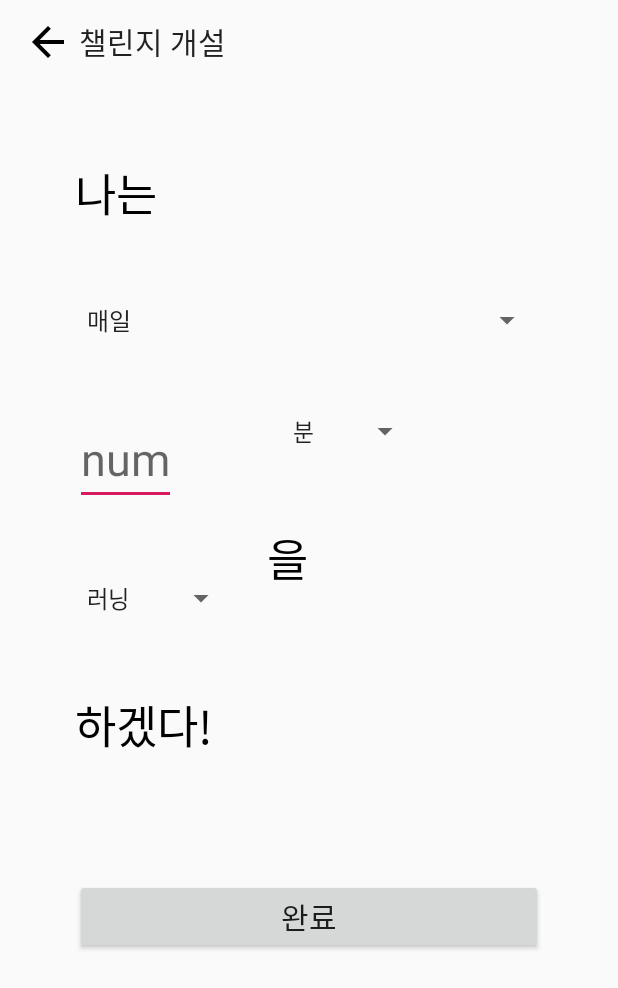
After one commit to prography/5th-pizza-android, an Android app: the AddChallengeActivity screen opened directly, with no data from a screen before it, on a phone screen of 412 x 824 dp. The commit adds this screen. Shown: the top 988 px of the screen. Run offline under Robolectric (Android 15) with nearby library versions, the phone set to English and light mode, and no system bars.

```diff
--- /dev/null
+++ b/app/src/main/java/com/prography/progrpahy_pizza/src/addChallenge/AddChallengeActivity.java
@@ -0,0 +1,52 @@
+package com.prography.progrpahy_pizza.src.addChallenge;
+
+import android.os.Bundle;
+import android.view.View;
+import android.widget.ArrayAdapter;
+import android.widget.Button;
+import android.widget.Spinner;
+
+import com.prography.progrpahy_pizza.R;
+import com.prography.progrpahy_pizza.src.BaseActivity;
+import com.prography.progrpahy_pizza.src.main.MainActivity;
+
+import androidx.annotation.Nullable;
+
+public class AddChallengeActivity extends BaseActivity {
+    private Spinner spnRoutineType, spnObjectUnit, spnExerciseType;
+    private ArrayAdapter arrRoutineType, arrObjectUnit, arrExerciseType;
+    private Button btn_addChallenge;
+
+    protected void onCreate(@Nullable Bundle savedInstanceState) {
+        super.onCreate(savedInstanceState);
+        setContentView(R.layout.activity_addchallenge);
+
+        spnRoutineType=findViewById(R.id.spinner_routineType);
+        spnObjectUnit=findViewById(R.id.spinner_objectUnit);
+        spnExerciseType=findViewById(R.id.spinner_exerciseType);
+        btn_addChallenge=findViewById(R.id.btn_challengeAssign);
+
+//        arrRoutineType=new ArrayAdapter<>(getApplicationContext(), R.layout.);
+
+        /*spnRoutineType.setOnItemSelectedListener(new AdapterView.OnItemSelectedListener() {
+            @Override
+            public void onItemSelected(AdapterView<?> parent, View view, int position, long id) {
+
+            }
+
+            @Override
+            public void onNothingSelected(AdapterView<?> parent) {
+
+            }
+        });*/
+
+        btn_addChallenge.setOnClickListener(new View.OnClickListener() {
+            @Override
+            public void onClick(View v) {
+                startNextActivity(MainActivity.class);
+                finish();
+            }
+        });
+
+    }
+}
--- a/app/src/main/java/com/prography/progrpahy_pizza/src/main/MainActivity.java
+++ b/app/src/main/java/com/prography/progrpahy_pizza/src/main/MainActivity.java
@@ -3,9 +3,12 @@ package com.prography.progrpahy_pizza.src.main;
 import android.os.Bundle;
 import android.view.Menu;
 import android.view.MenuItem;
+import android.view.View;
 
+import com.google.android.material.floatingactionbutton.FloatingActionButton;
 import com.prography.progrpahy_pizza.R;
 import com.prography.progrpahy_pizza.src.BaseActivity;
+import com.prography.progrpahy_pizza.src.addChallenge.AddChallengeActivity;
 import com.prography.progrpahy_pizza.src.main.interfaces.MainActivityView;
 import com.prography.progrpahy_pizza.src.main.models.RecyclerViewAdapter;
 
@@ -15,14 +18,19 @@ import androidx.annotation.NonNull;
 import androidx.recyclerview.widget.LinearLayoutManager;
 import androidx.recyclerview.widget.RecyclerView;
 
-public class MainActivity extends BaseActivity implements MainActivityView {
+public class MainActivity extends BaseActivity implements MainActivityView, View.OnClickListener {
 
+    private FloatingActionButton floatingActionButton;
+    private RecyclerView recyclerView;
     @Override
     protected void onCreate(Bundle savedInstanceState) {
         super.onCreate(savedInstanceState);
         setContentView(R.layout.activity_main);
 
-        RecyclerView recyclerView=findViewById(R.id.recyclerView);
+        floatingActionButton=findViewById(R.id.btn_main_addChallenge);
+        recyclerView=findViewById(R.id.recyclerView);
+
+        floatingActionButton.setOnClickListener(this);
 
         recyclerView.setLayoutManager(new LinearLayoutManager(this));
         ArrayList<String> arr=new ArrayList<>();
@@ -58,4 +66,10 @@ public class MainActivity extends BaseActivity implements MainActivityView {
     public void validateFailure(String message) {
         hideProgressDialog();
     }
+
+    @Override
+    public void onClick(View v) {
+        startNextActivity(AddChallengeActivity.class);
+        finish();
+    }
 }
--- a/app/src/main/java/com/prography/progrpahy_pizza/src/main/models/RecyclerViewAdapter.java
+++ b/app/src/main/java/com/prography/progrpahy_pizza/src/main/models/RecyclerViewAdapter.java
@@ -1,17 +1,20 @@
 package com.prography.progrpahy_pizza.src.main.models;
 
 import android.content.Context;
+import android.content.Intent;
 import android.view.LayoutInflater;
 import android.view.View;
 import android.view.ViewGroup;
 import android.widget.TextView;
 
 import com.prography.progrpahy_pizza.R;
+import com.prography.progrpahy_pizza.src.record.RecordActivity;
 
 import java.util.ArrayList;
 
 import androidx.annotation.NonNull;
 import androidx.recyclerview.widget.RecyclerView;
+
 
 public class RecyclerViewAdapter extends RecyclerView.Adapter<RecyclerViewAdapter.ViewHolder> {
     private ArrayList<String> mData = null ;
@@ -41,7 +44,7 @@ public class RecyclerViewAdapter extends RecyclerView.Adapter<RecyclerViewAdapte
     }
 
     // 아이템 뷰를 저장하는 뷰홀더 클래스.
-    public class ViewHolder extends RecyclerView.ViewHolder {
+    public class ViewHolder extends RecyclerView.ViewHolder implements View.OnClickListener{
         TextView textView1 ;
 
         ViewHolder(View itemView) {
@@ -49,13 +52,16 @@ public class RecyclerViewAdapter extends RecyclerView.Adapter<RecyclerViewAdapte
 
             // 뷰 객체에 대한 참조. (hold strong reference)
             textView1 = itemView.findViewById(R.id.text1) ;
+
+            itemView.setOnClickListener(this);
         }
-    }
 
-    public void onClick(View view) {
-        ViewHolder holder = (ViewHolder) view.getTag();
-        if (view.getId() == holder.textView1.getId()) {
-            //Toast.makeText(sContext, holder.mNameTextView.getText(), Toast.LENGTH_SHORT).show();
+        @Override
+        public void onClick(View v) {
+            if(v==itemView){
+                Intent intent=new Intent(v.getContext(), RecordActivity.class);
+                v.getContext().startActivity(intent);
+            }
         }
     }
 }
--- a/app/src/main/java/com/prography/progrpahy_pizza/src/splash/SplashActivity.java
+++ b/app/src/main/java/com/prography/progrpahy_pizza/src/splash/SplashActivity.java
@@ -3,14 +3,14 @@ package com.prography.progrpahy_pizza.src.splash;
 import android.os.Bundle;
 
 import com.prography.progrpahy_pizza.src.BaseActivity;
-import com.prography.progrpahy_pizza.src.record.RecordActivity;
+import com.prography.progrpahy_pizza.src.main.MainActivity;
 
 public class SplashActivity extends BaseActivity {
 
     @Override
     protected void onCreate(Bundle savedInstanceState) {
         super.onCreate(savedInstanceState);
-        startNextActivity(RecordActivity.class);
+        startNextActivity(MainActivity.class);
         finish();
 
 
--- a/app/src/main/res/drawable/ic_add_circle.xml
+++ b/app/src/main/res/drawable/ic_add_circle.xml
@@ -5,5 +5,5 @@
         android:viewportHeight="24.0">
     <path
         android:fillColor="#FF000000"
-        android:pathData="M13,7h-2v4L7,11v2h4v4h2v-4h4v-2h-4L13,7zM12,2C6.48,2 2,6.48 2,12s4.48,10 10,10 10,-4.48 10,-10S17.52,2 12,2zM12,20c-4.41,0 -8,-3.59 -8,-8s3.59,-8 8,-8 8,3.59 8,8 -3.59,8 -8,8z"/>
+        android:pathData="M19,13h-6v6h-2v-6H5v-2h6V5h2v6h6v2z"/>
 </vector>
--- /dev/null
+++ b/app/src/main/res/layout/activity_addchallenge.xml
@@ -0,0 +1,109 @@
+<?xml version="1.0" encoding="utf-8"?>
+<androidx.constraintlayout.widget.ConstraintLayout xmlns:android="http://schemas.android.com/apk/res/android"
+    xmlns:tools="http://schemas.android.com/tools"
+    xmlns:app="http://schemas.android.com/apk/res-auto"
+    android:layout_width="match_parent"
+    android:layout_height="match_parent"
+    android:orientation="vertical"
+    tools:context=".src.addChallenge.AddChallengeActivity">
+
+    <androidx.appcompat.widget.Toolbar
+        android:layout_width="match_parent"
+        android:layout_height="?attr/actionBarSize"
+        android:id="@+id/toolbar_addChallenge"
+        app:logo="@drawable/ic_arrow_back"
+        app:layout_constraintStart_toStartOf="parent"
+        app:layout_constraintTop_toTopOf="parent"
+        app:title=" 챌린지 개설"/>
+
+    <TextView
+        android:id="@+id/textView"
+        android:layout_width="wrap_content"
+        android:layout_height="wrap_content"
+        android:layout_marginStart="50dp"
+        android:layout_marginTop="50dp"
+        android:text="나는"
+        android:textColor="#FF000000"
+        android:textSize="30dp"
+        app:layout_constraintStart_toStartOf="parent"
+        app:layout_constraintTop_toBottomOf="@+id/toolbar_addChallenge" />
+
+    <Spinner
+        android:id="@+id/spinner_routineType"
+        android:layout_width="match_parent"
+        android:layout_height="wrap_content"
+        app:layout_constraintStart_toStartOf="parent"
+        app:layout_constraintTop_toBottomOf="@+id/textView"
+        android:layout_marginTop="50dp"
+        android:layout_marginStart="50dp"
+        android:layout_marginEnd="50dp"
+        android:entries="@array/array_rountineType" />
+
+    <EditText
+        android:id="@+id/time"
+        android:layout_width="wrap_content"
+        android:layout_height="wrap_content"
+        app:layout_constraintStart_toStartOf="parent"
+        app:layout_constraintTop_toBottomOf="@id/spinner_routineType"
+        android:hint="num"
+        android:textSize="30dp"
+        android:textColor="#FF000000"
+        android:layout_marginStart="50dp"
+        android:layout_marginTop="50dp"/>
+
+    <Spinner
+    android:id="@+id/spinner_objectUnit"
+    android:layout_width="wrap_content"
+    android:layout_height="wrap_content"
+    android:layout_marginTop="50dp"
+    android:layout_marginLeft="70dp"
+    app:layout_constraintStart_toEndOf="@+id/time"
+    app:layout_constraintTop_toBottomOf="@+id/spinner_routineType"
+    android:entries="@array/array_objectUnit"/>
+
+    <Spinner
+        android:id="@+id/spinner_exerciseType"
+        android:layout_width="wrap_content"
+        android:layout_height="wrap_content"
+        android:layout_marginTop="50dp"
+        android:layout_marginStart="50dp"
+        app:layout_constraintStart_toStartOf="parent"
+        app:layout_constraintTop_toBottomOf="@+id/time"
+        android:entries="@array/array_exerciseType"/>
+
+    <TextView
+        android:layout_width="wrap_content"
+        android:layout_height="wrap_content"
+        android:text="을"
+        android:textColor="#FF000000"
+        android:textSize="30dp"
+        android:layout_marginLeft="20dp"
+        app:layout_constraintStart_toEndOf="@+id/spinner_exerciseType"
+        app:layout_constraintTop_toBottomOf="@+id/spinner_objectUnit"
+        android:layout_marginTop="50dp"/>
+
+    <TextView
+        android:id="@+id/textView3"
+        android:layout_width="wrap_content"
+        android:layout_height="wrap_content"
+        android:layout_marginStart="50dp"
+        android:layout_marginTop="50dp"
+        android:text="하겠다!"
+        android:textColor="#FF000000"
+        android:textSize="30dp"
+        app:layout_constraintStart_toStartOf="parent"
+        app:layout_constraintTop_toBottomOf="@+id/spinner_exerciseType" />
+
+    <Button
+        android:id="@+id/btn_challengeAssign"
+        android:layout_width="match_parent"
+        android:layout_height="wrap_content"
+        android:text="완료"
+        android:textSize="20dp"
+        app:layout_constraintStart_toStartOf="parent"
+        app:layout_constraintTop_toBottomOf="@+id/textView3"
+        android:layout_marginTop="80dp"
+        android:layout_marginStart="50dp"
+        android:layout_marginEnd="50dp"/>
+
+</androidx.constraintlayout.widget.ConstraintLayout>
--- a/app/src/main/res/layout/activity_main.xml
+++ b/app/src/main/res/layout/activity_main.xml
@@ -21,15 +21,18 @@
     </androidx.recyclerview.widget.RecyclerView>
 
     <com.google.android.material.floatingactionbutton.FloatingActionButton
-        android:id="@+id/button_main"
+        android:id="@+id/btn_main_addChallenge"
         android:layout_width="wrap_content"
         android:layout_height="wrap_content"
         android:layout_alignRight="@+id/recyclerView"
         android:layout_alignBottom="@+id/recyclerView"
         android:layout_marginRight="40dp"
         android:layout_marginBottom="40dp"
+        android:backgroundTint="#ffffff"
         android:src="@drawable/ic_add_circle"
-        android:background="@drawable/ic_add_circle"/>
+        app:backgroundTint="#FF000000"
+        app:fabSize="normal"
+        app:borderWidth="2dp"/>
 
 
 </RelativeLayout>
--- /dev/null
+++ b/app/src/main/res/values/array.xml
@@ -0,0 +1,19 @@
+<?xml version="1.0" encoding="utf-8"?>
+<resources>
+    <string-array name="array_rountineType">
+        <item>매일</item>
+        <item>매주</item>
+        <item>매달</item>
+    </string-array>
+
+    <string-array name="array_objectUnit">
+        <item>분</item>
+        <item>시간</item>
+        <item>km</item>
+    </string-array>
+
+    <string-array name="array_exerciseType">
+        <item>러닝</item>
+        <item>사이클</item>
+    </string-array>
+</resources>
```
Also changed, not shown: app/src/main/AndroidManifest.xml (+7 -4 lines).
